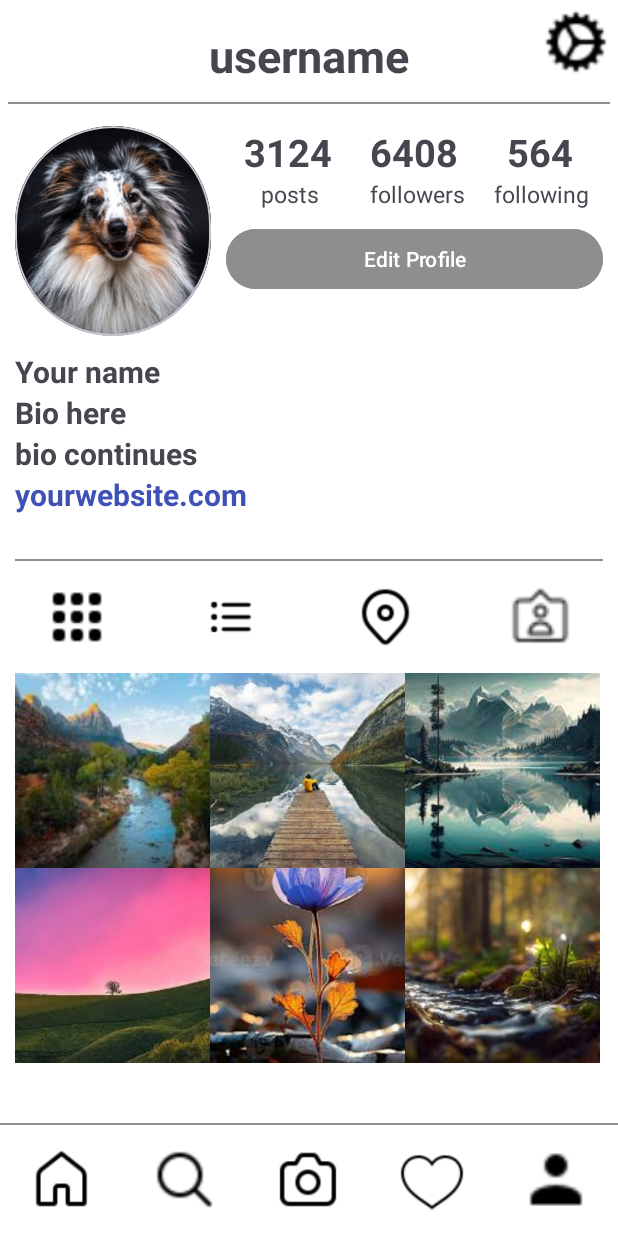
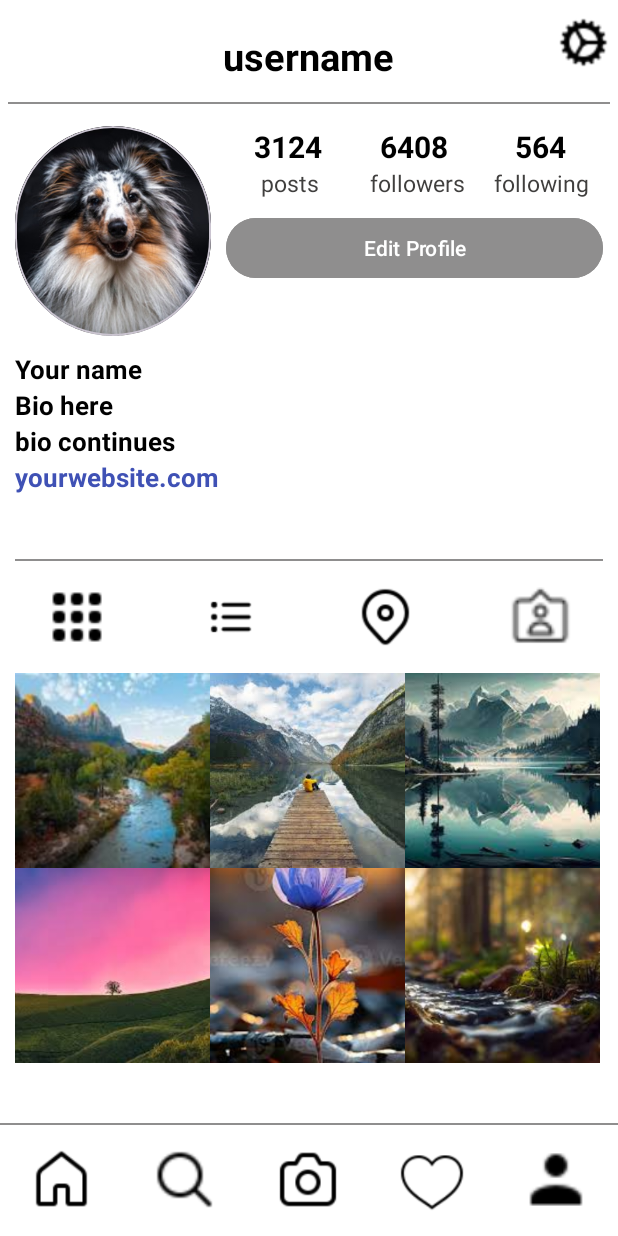
Before and after one commit to RohmaAr/android-assignment-1, an Android app: the InstaProf screen opened directly, with no data from a screen before it, on a phone screen of 412 x 824 dp. Run offline under Robolectric (Android 15) with nearby library versions, the phone set to English and light mode, and no system bars.

```diff
--- a/app/src/main/java/com/example/assignment1/ThreeTabs.java
+++ b/app/src/main/java/com/example/assignment1/ThreeTabs.java
@@ -54,7 +54,7 @@ public class ThreeTabs extends AppCompatActivity {
 
         });
         llTwo.setOnClickListener(e->{
-            String textSet="PAGE TWO";
+            String textSet="CLICK THE THRID TAB\nTO SEE THE INSTA PROFILE";
             tvFrag.setText(textSet);
             ivFrag.setImageResource(R.drawable.callicon);
 
--- a/app/src/main/res/layout/profile.xml
+++ b/app/src/main/res/layout/profile.xml
@@ -7,46 +7,48 @@
     android:layout_height="match_parent">
     <RelativeLayout
         android:layout_width="match_parent"
-        android:layout_height="0dp"
-        android:padding="5dp"
+        android:layout_height="@dimen/_0dp"
+        android:padding="@dimen/_5dp"
         android:orientation="horizontal"
         android:layout_weight="1">
         <TextView
             android:layout_width="wrap_content"
             android:layout_height="wrap_content"
             android:text="@string/username"
-            android:textSize="30sp"
-            android:padding="10dp"
+            android:textColor="@color/black"
+            android:textSize="@dimen/_25sp"
+            android:padding="@dimen/_10dp"
             android:textStyle="bold"
             android:id="@+id/username"
             android:layout_centerInParent="true"
             android:textAlignment="center"/>
 
         <ImageView
-            android:layout_width="45dp"
-            android:layout_height="45dp"
+            android:layout_width="@dimen/_35dp"
+            android:layout_height="@dimen/_35dp"
+            android:layout_marginTop="@dimen/_5dp"
             android:layout_alignParentEnd="true"
             android:src="@drawable/settingsicon" />
         <View
             android:layout_width="match_parent"
-            android:layout_height="1dp"
+            android:layout_height="@dimen/_1dp"
             android:background="@color/lightgrey"
             android:layout_alignParentBottom="true"/>
     </RelativeLayout>
     <LinearLayout
         android:layout_width="match_parent"
-        android:layout_height="0dp"
+        android:layout_height="@dimen/_0dp"
         android:orientation="horizontal"
         android:layout_weight="2"
-        android:paddingHorizontal="10dp">
+        android:paddingHorizontal="@dimen/_10dp">
         <com.google.android.material.card.MaterialCardView
             android:id="@+id/image_card"
-            android:layout_width="0dp"
+            android:layout_width="@dimen/_0dp"
             android:layout_weight="1"
             android:layout_height="match_parent"
-            android:layout_marginTop="9dp"
+            android:layout_marginTop="@dimen/_9dp"
             android:visibility="visible"
-            app:cardCornerRadius="290dp">
+            app:cardCornerRadius="@dimen/_290dp">
 
             <ImageView
                 android:id="@+id/news_image"
@@ -56,11 +58,11 @@
                 android:src="@drawable/dogpfp2"/>
         </com.google.android.material.card.MaterialCardView>
         <LinearLayout
-            android:layout_width="0dp"
+            android:layout_width="@dimen/_0dp"
             android:layout_height="match_parent"
             android:orientation="vertical"
-            android:paddingStart="10dp"
-            android:layout_marginTop="9dp"
+            android:paddingStart="@dimen/_10dp"
+            android:layout_marginTop="@dimen/_9dp"
 
             android:layout_weight="2">
             <LinearLayout
@@ -68,77 +70,84 @@
                 android:layout_height="wrap_content"
                 android:orientation="horizontal">
                 <TextView
-                    android:layout_width="0dp"
+                    android:layout_width="@dimen/_0dp"
                     android:layout_weight="1"
+                    android:textColor="@color/black"
                     android:gravity="center"
                     android:layout_height="wrap_content"
                     android:textStyle="bold"
                     android:text="@string/_3124"
-                    android:textSize="25sp"/>
+                    android:textSize="@dimen/_20sp"/>
                 <TextView
-                    android:layout_width="0dp"
+                    android:layout_width="@dimen/_0dp"
+                    android:textColor="@color/black"
                     android:layout_weight="1"
                     android:gravity="center"
                     android:layout_height="wrap_content"
                     android:textStyle="bold"
                     android:text="@string/_6408"
-                    android:textSize="25sp"/>
+                    android:textSize="@dimen/_20sp"/>
                 <TextView
-                    android:layout_width="0dp"
+                    android:layout_width="@dimen/_0dp"
                     android:layout_weight="1"
                     android:gravity="center"
+                    android:textColor="@color/black"
                     android:layout_height="wrap_content"
                     android:textStyle="bold"
                     android:text="@string/_564"
-                    android:textSize="25sp"/>
+                    android:textSize="@dimen/_20sp"/>
             </LinearLayout>
             <LinearLayout
                 android:layout_width="match_parent"
-                android:layout_height="20dp"
+                android:layout_height="@dimen/_20dp"
                 android:orientation="horizontal">
 
             <TextView
-                android:layout_width="3dp"
+                android:layout_width="@dimen/_3dp"
                 android:layout_height="wrap_content"
                 android:layout_weight="1"
                 android:gravity="center"
+                android:textColor="@color/darkgrey"
                 android:text="@string/posts"
-                android:textSize="15sp" />
+                android:textSize="@dimen/_15sp" />
 
                 <TextView
-                android:layout_width="0dp"
+                android:layout_width="@dimen/_0dp"
                 android:layout_weight="1"
                 android:gravity="center"
+                    android:textColor="@color/darkgrey"
                 android:layout_height="wrap_content"
                 android:text="@string/followers"
-                android:textSize="15sp"/>
+                android:textSize="@dimen/_15sp"/>
 
                  <TextView
-                android:layout_width="0dp"
+                android:layout_width="@dimen/_0dp"
                 android:layout_weight="1"
                 android:gravity="center"
+                     android:textColor="@color/darkgrey"
                 android:layout_height="wrap_content"
                 android:text="@string/following"
-                android:textSize="15sp"/>
+                android:textSize="@dimen/_15sp"/>
             </LinearLayout>
             <Button
                 android:layout_width="match_parent"
                 android:layout_height="wrap_content"
                 android:text="@string/edit_profile"
-                android:layout_marginTop="10dp"
+                android:layout_marginTop="@dimen/_10dp"
                 android:backgroundTint="@color/lightgrey"/>
         </LinearLayout>
     </LinearLayout>
     <RelativeLayout
         android:layout_width="match_parent"
-        android:layout_height="0dp"
+        android:layout_height="@dimen/_0dp"
         android:layout_weight="2"
-        android:paddingTop="10dp"
-        android:layout_marginHorizontal="10dp" >
+        android:paddingTop="@dimen/_10dp"
+        android:layout_marginHorizontal="@dimen/_10dp" >
         <TextView
+            android:textColor="@color/black"
             android:layout_width="match_parent"
             android:text="@string/your_name"
-            android:textSize="20sp"
+            android:textSize="@dimen/_17sp"
             android:id="@+id/firsttext"
             android:textStyle="bold"
             android:layout_height="wrap_content"/>
@@ -146,15 +155,17 @@
         <TextView
             android:layout_width="match_parent"
             android:text="@string/bio_here"
+            android:textColor="@color/black"
             android:id="@+id/secondtext"
-            android:textSize="20sp"
+            android:textSize="@dimen/_17sp"
             android:textStyle="bold"
             android:layout_below="@id/firsttext"
             android:layout_height="wrap_content"/>
         <TextView
             android:layout_width="match_parent"
             android:text="@string/bio_continues"
-            android:textSize="20sp"
+            android:textSize="@dimen/_17sp"
+            android:textColor="@color/black"
             android:id="@+id/thirdtext"
             android:layout_below="@id/secondtext"
             android:textStyle="bold"
@@ -164,129 +175,129 @@
             android:layout_width="match_parent"
             android:text="@string/yourwebsite_com"
             android:textColor="@color/blue"
-            android:textSize="20sp"
+            android:textSize="@dimen/_17sp"
             android:textStyle="bold"
             android:layout_height="wrap_content"/>
 
         <View
             android:layout_width="match_parent"
-            android:layout_height="1dp"
+            android:layout_height="@dimen/_1dp"
             android:background="@color/lightgrey"
             android:layout_alignParentBottom="true"/>
     </RelativeLayout>
     <LinearLayout
         android:layout_width="match_parent"
-        android:layout_height="0dp"
+        android:layout_height="@dimen/_0dp"
         android:orientation="horizontal"
         android:layout_weight="1">
         <ImageView
-            android:paddingVertical="20dp"
-            android:layout_width="0dp"
+            android:paddingVertical="@dimen/_20dp"
+            android:layout_width="@dimen/_0dp"
         android:layout_height="match_parent"
         android:layout_weight="1"
         android:src="@drawable/gridicon"/>
         <ImageView
-            android:layout_width="0dp"
-            android:layout_height="40dp"
+            android:layout_width="@dimen/_0dp"
+            android:layout_height="@dimen/_40dp"
             android:layout_weight="1"
             android:layout_gravity="center_vertical"
             android:src="@drawable/listicon"/>
         <ImageView
-            android:layout_width="0dp"
+            android:layout_width="@dimen/_0dp"
             android:layout_height="match_parent"
             android:layout_weight="1"
-            android:paddingVertical="15dp"
+            android:paddingVertical="@dimen/_15dp"
             android:src="@drawable/location"/>
         <ImageView
-            android:layout_width="0dp"
+            android:layout_width="@dimen/_0dp"
             android:layout_height="match_parent"
             android:layout_weight="1"
-            android:paddingVertical="15dp"
+            android:paddingVertical="@dimen/_15dp"
             android:src="@drawable/usertagged"/>
     </LinearLayout>
     <GridLayout
         android:layout_width="match_parent"
-        android:layout_height="0dp"
+        android:layout_height="@dimen/_0dp"
         android:layout_weight="4"
         android:rowCount="2"
-        android:paddingHorizontal="10dp"
+        android:paddingHorizontal="@dimen/_10dp"
         android:columnCount="3"
         >
         <ImageView
             android:scaleType="centerCrop"
             android:src="@drawable/post1"
-            android:layout_height="130dp"
-            android:layout_width="130dp"/>
+            android:layout_height="@dimen/_130dp"
+            android:layout_width="@dimen/_130dp"/>
 
         <ImageView
             android:scaleType="centerCrop"
             android:src="@drawable/post2"
-            android:layout_height="130dp"
-            android:layout_width="130dp"/>
+            android:layout_height="@dimen/_130dp"
+            android:layout_width="@dimen/_130dp"/>
 
         <ImageView
             android:src="@drawable/post3"
             android:scaleType="centerCrop"
-            android:layout_height="130dp"
-            android:layout_width="130dp"
+            android:layout_height="@dimen/_130dp"
+            android:layout_width="@dimen/_130dp"
             />
 
         <ImageView
             android:scaleType="centerCrop"
-            android:layout_height="130dp"
-            android:layout_width="130dp"
+            android:layout_height="@dimen/_130dp"
+            android:layout_width="@dimen/_130dp"
             android:src="@drawable/post4"/>
 
         <ImageView
             android:scaleType="centerCrop"
-            android:layout_height="130dp"
-            android:layout_width="130dp"
+            android:layout_height="@dimen/_130dp"
+            android:layout_width="@dimen/_130dp"
             android:src="@drawable/post5"/>
 
         <ImageView
             android:scaleType="centerCrop"
-            android:layout_height="130dp"
-            android:layout_width="130dp"
+            android:layout_height="@dimen/_130dp"
+            android:layout_width="@dimen/_130dp"
             android:src="@drawable/post6"/>
     </GridLayout>
     <RelativeLayout
         android:layout_width="match_parent"
-        android:layout_height="0dp"
+        android:layout_height="@dimen/_0dp"
         android:layout_weight="1">
 
         <View
             android:layout_width="match_parent"
-            android:layout_height="1dp"
+            android:layout_height="@dimen/_1dp"
             android:id="@+id/line"
             android:background="@color/lightgrey"
             android:layout_alignParentTop="true"/>
         <LinearLayout
             android:layout_width="match_parent"
             android:layout_height="match_parent"
-            android:paddingVertical="15dp"
+            android:paddingVertical="@dimen/_15dp"
             android:orientation="horizontal">
             <ImageView
                 android:layout_weight="1"
-                android:layout_width="0dp"
+                android:layout_width="@dimen/_0dp"
                 android:layout_height="match_parent"
                 android:src="@drawable/home"/>
             <ImageView
                 android:layout_weight="1"
-                android:layout_width="0dp"
+                android:layout_width="@dimen/_0dp"
                 android:layout_height="match_parent"
                 android:src="@drawable/search"/>
             <ImageView
                 android:layout_weight="1"
-                android:layout_width="0dp"
+                android:layout_width="@dimen/_0dp"
             android:layout_height="match_parent"
             android:src="@drawable/camera"/>
             <ImageView
                 android:layout_weight="1"
-                android:layout_width="0dp"
+                android:layout_width="@dimen/_0dp"
                 android:layout_height="match_parent"
                 android:src="@drawable/heart"/>
             <ImageView
-                android:layout_width="0dp"
+                android:layout_width="@dimen/_0dp"
                 android:layout_weight="1"
                 android:layout_height="match_parent"
                 android:src="@drawable/user"/>
--- /dev/null
+++ b/app/src/main/res/values/dimens.xml
@@ -0,0 +1,26 @@
+<?xml version="1.0" encoding="utf-8"?>
+<resources>
+
+    <dimen name="_0dp">0dp</dimen>
+    <dimen name="_40sp">40sp</dimen>
+    <dimen name="_40dp">40dp</dimen>
+    <dimen name="_50dp">50dp</dimen>
+    <dimen name="_60dp">60dp</dimen>
+    <dimen name="_20dp">20dp</dimen>
+    <dimen name="_30dp">30dp</dimen>
+    <dimen name="_5dp">5dp</dimen>
+    <dimen name="_25sp">25sp</dimen>
+    <dimen name="_10dp">10dp</dimen>
+    <dimen name="_35dp">35dp</dimen>
+    <dimen name="_1dp">1dp</dimen>
+    <dimen name="_9dp">9dp</dimen>
+    <dimen name="_290dp">290dp</dimen>
+    <dimen name="_20sp">20sp</dimen>
+    <dimen name="_3dp">3dp</dimen>
+    <dimen name="_15sp">15sp</dimen>
+    <dimen name="_17sp">17sp</dimen>
+    <dimen name="_15dp">15dp</dimen>
+    <dimen name="_130dp">130dp</dimen>
+    <dimen name="_50sp">50sp</dimen>
+    <dimen name="_300dp">300dp</dimen>
+</resources>
--- a/app/src/main/res/values/strings.xml
+++ b/app/src/main/res/values/strings.xml
@@ -31,4 +31,5 @@
     <string name="bio_here">Bio here</string>
     <string name="bio_continues">bio continues</string>
     <string name="yourwebsite_com">yourwebsite.com</string>
+    <string name="insta">INSTA</string>
 </resources>
```
Also changed, not shown: app/src/main/res/layout/activity_main.xml (+20 -20 lines), app/src/main/res/layout/fragment_pageone.xml (+4 -4 lines), app/src/main/res/layout/threetabs.xml (+29 -29 lines).
